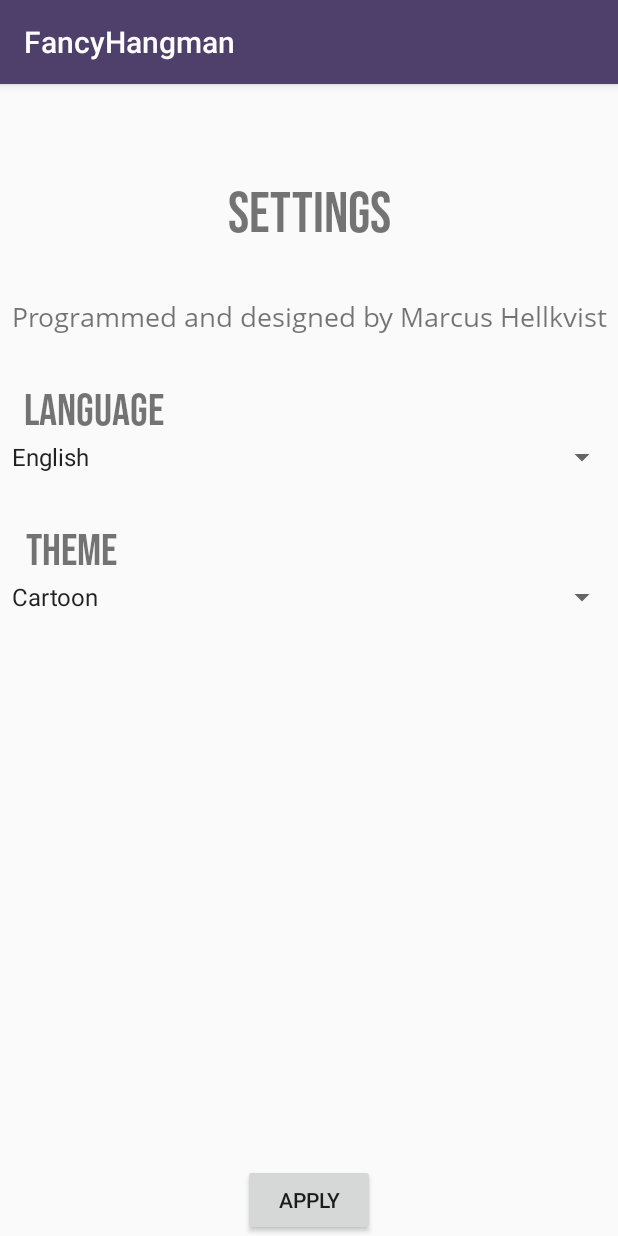
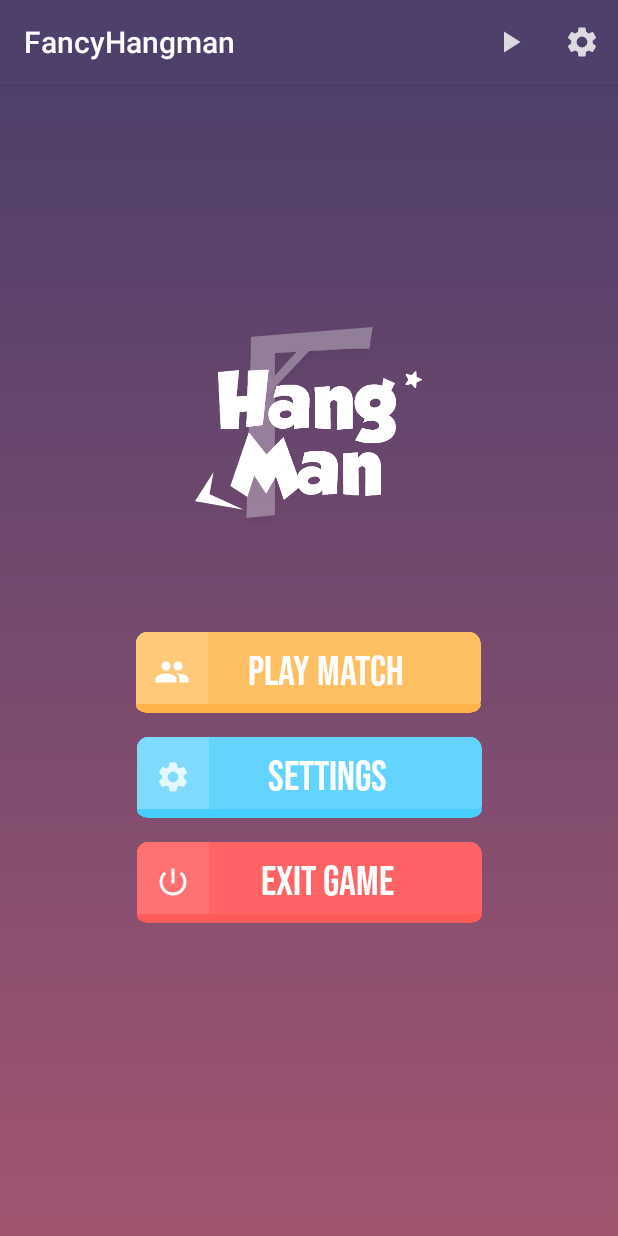
Before and after one commit to MarcusHellkvist/Hangman, an Android app: the SettingsActivity screen opened directly, with no data from a screen before it, after a tap on "APPLY", on a phone screen of 412 x 824 dp. Run offline under Robolectric (Android 15) with nearby library versions, the phone set to English and light mode, and no system bars.

Commit message:
more language tests

```diff
--- a/app/src/main/java/com/example/fancyhangman/MainActivity.java
+++ b/app/src/main/java/com/example/fancyhangman/MainActivity.java
@@ -8,12 +8,15 @@ import android.content.SharedPreferences;
 import android.content.res.Configuration;
 import android.content.res.Resources;
 import android.os.Bundle;
+import android.os.LocaleList;
 import android.util.DisplayMetrics;
 import android.util.Log;
 import android.view.Menu;
 import android.view.MenuItem;
 import android.view.View;
 import android.widget.Button;
+
+import java.util.Locale;
 
 public class MainActivity extends AppCompatActivity {
 
@@ -30,8 +33,12 @@ public class MainActivity extends AppCompatActivity {
 
         sh = getSharedPreferences(MY_KEY, MODE_PRIVATE);
 
-        String lang = sh.getString("language", "English");
+        String lang = sh.getString("language", "");
         String theme = sh.getString("theme", "cartoon");
+
+        Log.d(TAG, "onCreate: " + lang);
+
+        loadLocale();
 
         //BIND VIEWS
         btnPlay = findViewById(R.id.btn_menu_play);
@@ -88,4 +95,29 @@ public class MainActivity extends AppCompatActivity {
         }
         return super.onOptionsItemSelected(item);
     }
+
+    private void loadLocale(){
+        String language = sh.getString("language", "");
+        changeLang(language);
+    }
+
+    private void changeLang(String lang){
+
+        if (lang.equalsIgnoreCase("")){
+            return;
+        }
+        Locale myLocale = new Locale(lang);
+        saveLocale(lang);
+        Locale.setDefault(myLocale);
+        android.content.res.Configuration config = new android.content.res.Configuration();
+        config.locale = myLocale;
+        getBaseContext().getResources().updateConfiguration(config, getBaseContext().getResources().getDisplayMetrics());
+
+    }
+
+    public void saveLocale(String lang){
+        SharedPreferences.Editor editor = sh.edit();
+        editor.putString("language", lang);
+        editor.apply();
+    }
 }
--- a/app/src/main/java/com/example/fancyhangman/SettingsActivity.java
+++ b/app/src/main/java/com/example/fancyhangman/SettingsActivity.java
@@ -39,9 +39,15 @@ public class SettingsActivity extends AppCompatActivity {
                 SharedPreferences.Editor editor = sh.edit();
 
                 String language = spinnerLanguage.getSelectedItem().toString();
+
+                if (language.contentEquals("Swedish") || language.contentEquals("Svenska")){
+                    editor.putString("language", "sv");
+                } else {
+                    editor.putString("language", "en");
+                }
+
                 String theme = spinnerTheme.getSelectedItem().toString();
 
-                editor.putString("language", language);
                 editor.putString("theme", theme);
                 editor.apply();
 
@@ -52,6 +58,7 @@ public class SettingsActivity extends AppCompatActivity {
                 }*/
 
                 Toast.makeText(SettingsActivity.this, R.string.changes, Toast.LENGTH_SHORT).show();
+                startActivity(new Intent(SettingsActivity.this, MainActivity.class));
 
             }
         });
```
